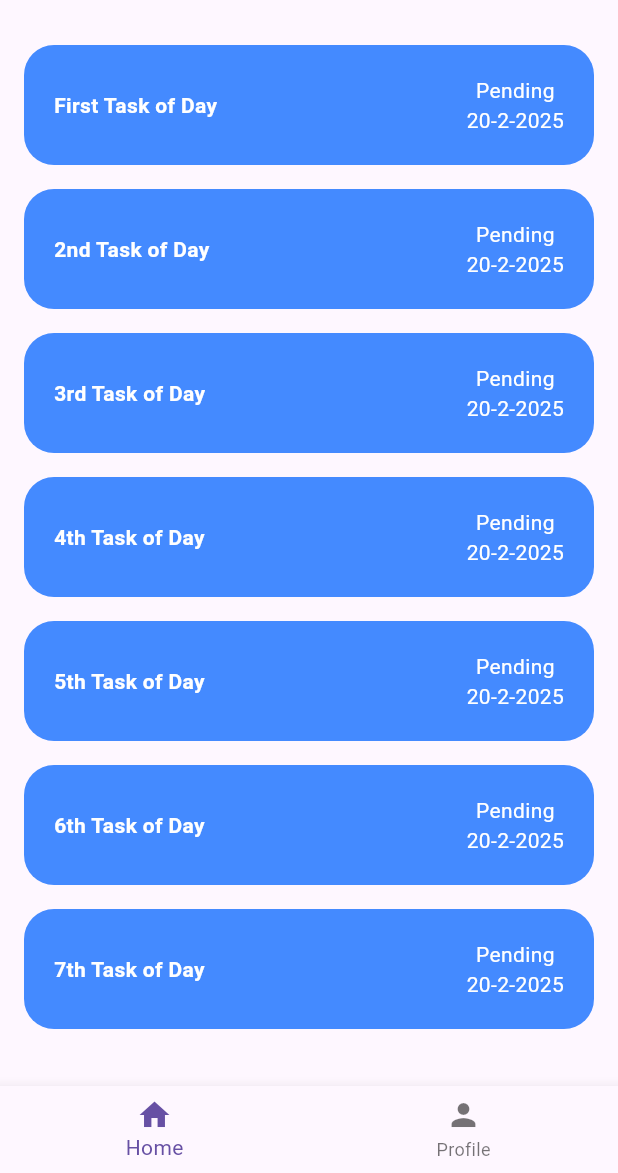
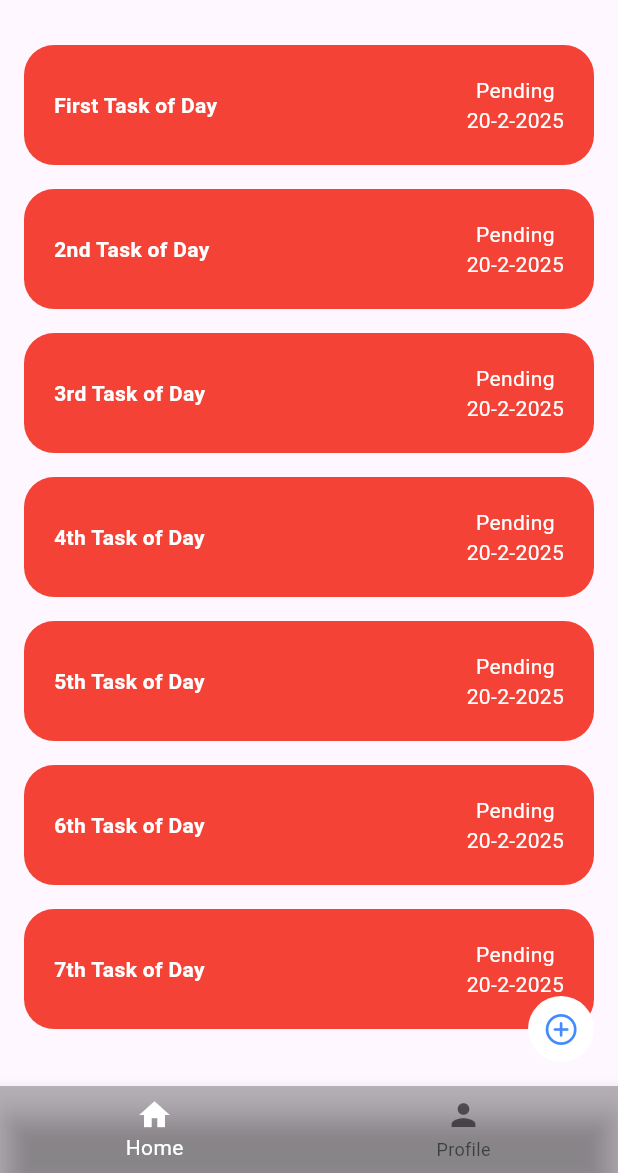
Before and after one commit to AzamSaeed43/todo, a Flutter app: the screen it shows after launch, on a phone screen of 412 x 824 dp, the part 63-1236 px from its top. Run offline on Flutter 3.47's test engine with Material 3 defaults, Android fonts, the phone set to English and light mode, and no system bars; our stand-ins replace get; statements that could not run were skipped.

Commit message:
Adding Add Task, On Boarding, Task Details Screens

```diff
--- a/lib/app/modules/home/controllers/home_controller.dart
+++ b/lib/app/modules/home/controllers/home_controller.dart
@@ -1,5 +1,6 @@
 import 'package:flutter/material.dart';
 import 'package:get/get.dart';
+import 'package:todo/app/routes/app_pages.dart';
 
 class HomeController extends GetxController {
   //TODO: Implement HomeController
@@ -22,6 +23,8 @@ class HomeController extends GetxController {
 
   void increment() => count.value++;
 
+  List<GlobalKey> myItemKey = List.generate(10, (index) => GlobalKey());
+
   List<Map<String,dynamic>> todo_list = [{'task_name':'First Task of Day','task_status':'Pending','task_date':'20-2-2025'},
     {'task_name':'2nd Task of Day','task_status':'Pending','task_date':'20-2-2025'},
     {'task_name':'3rd Task of Day','task_status':'Pending','task_date':'20-2-2025'},
@@ -36,4 +39,23 @@ class HomeController extends GetxController {
     const BottomNavigationBarItem(icon: Icon(Icons.person),
     label: 'Profile'),
   ];
+
+  void moveToDetails(GlobalKey key) {
+    RenderBox renderBox = key.currentContext!.findRenderObject() as RenderBox;
+    Offset position = renderBox.localToGlobal(Offset.zero); // Get item position
+
+    Get.toNamed(Routes.TASK_DETAILS, arguments: position);
+  }
+
+  // 2nd Animated Align
+  RxBool isSelected = false.obs;
+  Duration duration = const Duration(seconds: 1);
+  Curve curve = Curves.fastOutSlowIn;
+
+  void moveToAddTask() {
+    isSelected.value = !isSelected.value;
+    Future.delayed(const Duration(seconds: 1),()=> Get.toNamed(Routes.ADD_TASK));
+  }
+
+  RxList<bool> selected = List.filled(7, true).obs;
 }
--- a/lib/app/modules/home/views/home_view.dart
+++ b/lib/app/modules/home/views/home_view.dart
@@ -1,3 +1,4 @@
+import 'package:flutter/cupertino.dart';
 import 'package:flutter/material.dart';
 
 import 'package:get/get.dart';
@@ -8,6 +9,7 @@ class HomeView extends GetView<HomeController> {
   const HomeView({super.key});
   @override
   Widget build(BuildContext context) {
+    controller.isSelected(false);
     return Scaffold(
       appBar: AppBar(
         title: const Text('Todo List'),
@@ -23,12 +25,26 @@ class HomeView extends GetView<HomeController> {
                   itemBuilder: (context,index){
                 return Padding(
                   padding: const EdgeInsets.all(8.0),
-                  child: Container(decoration: BoxDecoration(
-                    color: Colors.blueAccent,
+                  child: Obx(()=>InkWell(
+                    onTap: () {
+                      controller.selected[index] = !controller.selected[index];
+                    },
+                    child: AnimatedContainer(
+                      height: controller.selected[index] ? 80.0 : 130.0,
+                      decoration: BoxDecoration(
                         borderRadius: BorderRadius.circular(20),
+                        color: controller.selected[index] ? Colors.red : Colors.blue,
                       ),
+                      alignment: controller.selected[index]
+                          ? Alignment.center
+                          : AlignmentDirectional.topCenter,
+                      duration: const Duration(seconds: 2),
+                      curve: Curves.fastEaseInToSlowEaseOut,
+                      child: Container(
                         padding: const EdgeInsets.symmetric(vertical: 20,horizontal: 20),
-                    child: Row(
+                        child: Column(
+                          children: [
+                            Row(
                               mainAxisAlignment: MainAxisAlignment.spaceBetween,
                               children: [
                                 Text(controller.todo_list[index]['task_name'],style: const TextStyle(color: Colors.white,fontWeight: FontWeight.bold),),
@@ -38,17 +54,44 @@ class HomeView extends GetView<HomeController> {
                                     Text(controller.todo_list[index]['task_status'],style: const TextStyle(color: Colors.white),),
                                     Text(controller.todo_list[index]['task_date'],style: const TextStyle(color: Colors.white),)
                                   ],
-                        )
+                                ),
+                              ],
+                            ),
+                            controller.selected[index] ? const SizedBox() : InkWell(
+                              key: controller.myItemKey[index],
+                              onTap: () => controller.moveToDetails(controller.myItemKey[index]),
+                              child: const Text("See more details",style: TextStyle(color: Colors.white)),
+                            ),
                           ],
                         ),
                       ),
+                    ),
+                  ),)
                 );
               }),
             )
           ],
         ),
       ),
-      bottomNavigationBar: BottomNavigationBar(items: controller.items),
+      floatingActionButton: Obx(()=>AnimatedAlign(
+        alignment: controller.isSelected.value ? Alignment.center : Alignment.bottomRight,
+        duration: controller.duration,
+        curve: controller.curve,
+        child: InkWell(
+          onTap: ()=> controller.moveToAddTask(),
+          child: Container(
+              decoration: const BoxDecoration(
+                color: Colors.white,
+                shape: BoxShape.circle,
+              ),
+              padding: const EdgeInsets.all(10),
+              child: controller.isSelected.value ? const Icon(Icons.open_with_sharp,color: Colors.blueAccent,) : const Icon(CupertinoIcons.add_circled,color: Colors.blueAccent,)),
+        ),
+      )),
+      bottomNavigationBar: BottomNavigationBar(
+        backgroundColor: Colors.black26,
+          selectedItemColor: Colors.white,
+          items: controller.items),
     );
   }
 }
--- a/lib/app/routes/app_routes.dart
+++ b/lib/app/routes/app_routes.dart
@@ -5,10 +5,16 @@ abstract class Routes {
   Routes._();
   static const HOME = _Paths.HOME;
   static const SPLASH_SCREEN = _Paths.SPLASH_SCREEN;
+  static const TASK_DETAILS = _Paths.TASK_DETAILS;
+  static const ADD_TASK = _Paths.ADD_TASK;
+  static const ON_BOARDING = _Paths.ON_BOARDING;
 }
 
 abstract class _Paths {
   _Paths._();
   static const HOME = '/home';
   static const SPLASH_SCREEN = '/splash-screen';
+  static const TASK_DETAILS = '/task-details';
+  static const ADD_TASK = '/add-task';
+  static const ON_BOARDING = '/on-boarding';
 }
--- a/pubspec.yaml
+++ b/pubspec.yaml
@@ -36,6 +36,7 @@ dependencies:
   # Use with the CupertinoIcons class for iOS style icons.
   cupertino_icons: ^1.0.8
   get: ^4.7.2
+  animations: ^2.0.11
 
 dev_dependencies:
   flutter_test:
```
Also changed, not shown: lib/app/data/custom_transition.dart (added, +36 -0 lines), lib/app/modules/add_task/bindings/add_task_binding.dart (added, +10 -0 lines), lib/app/modules/add_task/controllers/add_task_controller.dart (added, +27 -0 lines), lib/app/modules/add_task/views/add_task_view.dart (added, +24 -0 lines), lib/app/modules/on_boarding/bindings/on_boarding_binding.dart (added, +12 -0 lines), lib/app/modules/on_boarding/controllers/on_boarding_controller.dart (added, +23 -0 lines), lib/app/modules/on_boarding/views/on_boarding_view.dart (added, +24 -0 lines), lib/app/modules/splash_screen/controllers/splash_screen_controller.dart (+13 -1 lines), lib/app/modules/splash_screen/views/splash_screen_view.dart (+7 -3 lines), lib/app/modules/task_details/bindings/task_details_binding.dart (added, +12 -0 lines), lib/app/modules/task_details/controllers/task_details_controller.dart (added, +33 -0 lines), lib/app/modules/task_details/views/task_details_view.dart (added, +104 -0 lines), lib/app/routes/app_pages.dart (+34 -6 lines), pubspec.lock. Lines whose indentation alone changed are shown as unchanged.
